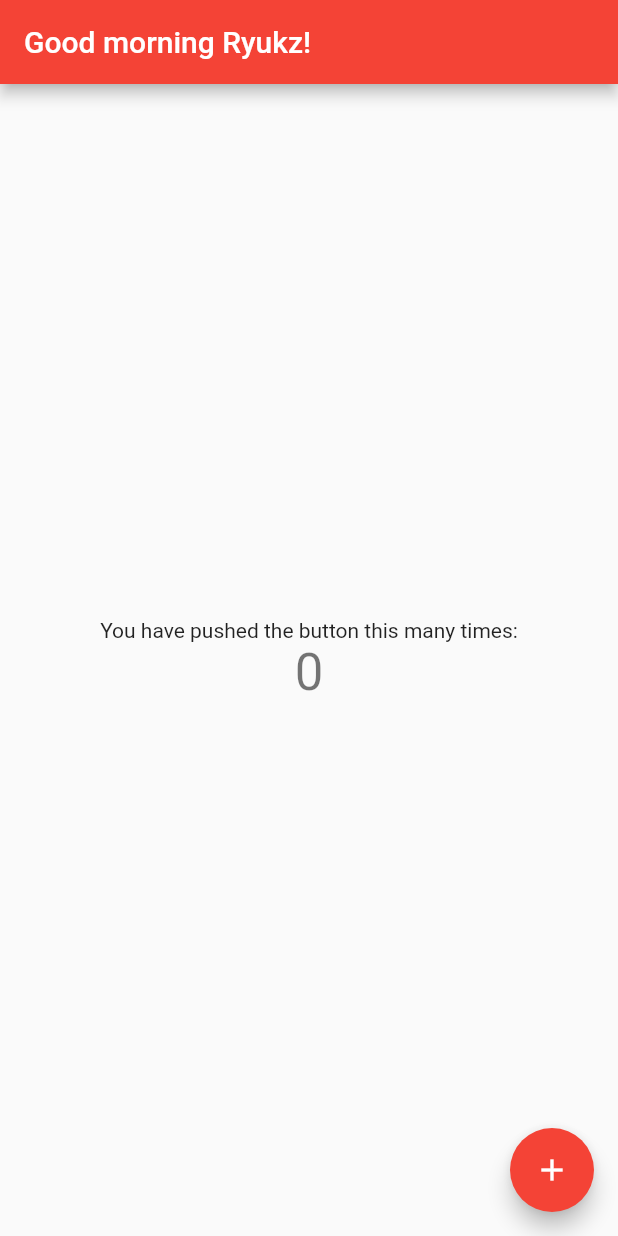
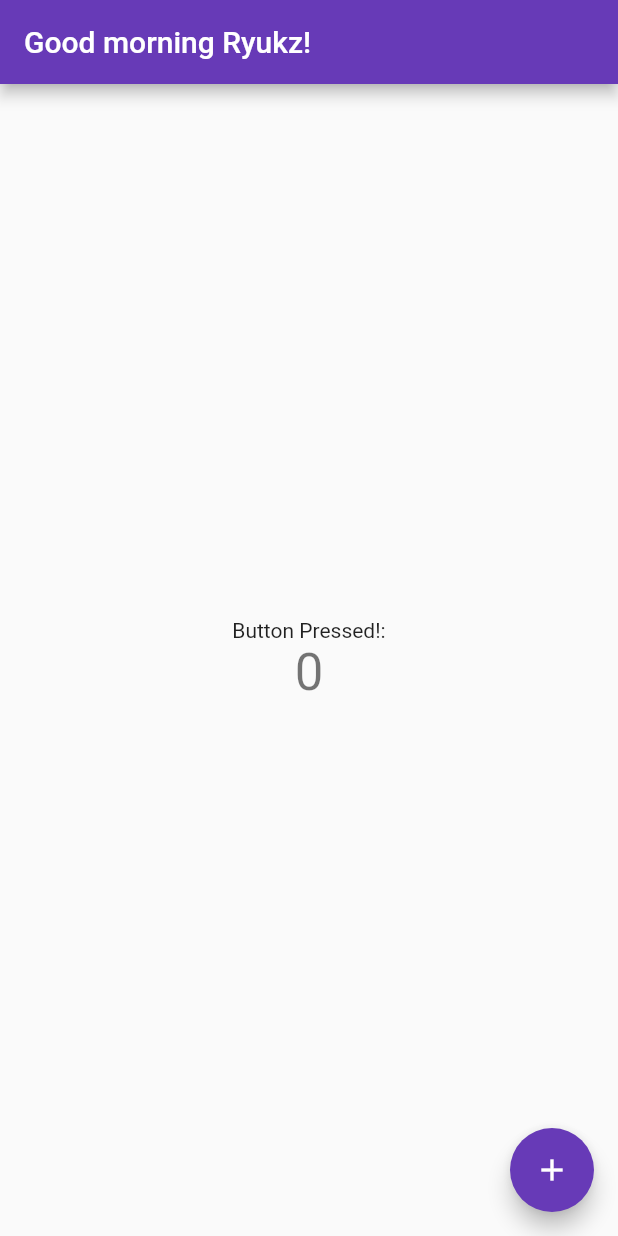
Before and after one commit to Ryukz/Learning, a Flutter app: the screen it shows after launch, on a phone screen of 412 x 824 dp. Run offline on Flutter 3.47's test engine with Material 2 defaults, Android fonts, the phone set to English and light mode, and no system bars.

Commit message:
minor changes

```diff
--- a/lib/main.dart
+++ b/lib/main.dart
@@ -11,7 +11,7 @@ class MyApp extends StatelessWidget {
     return MaterialApp(
       title: 'Flutter Demo',
       theme: ThemeData(
-        primarySwatch: Colors.red,
+        primarySwatch: Colors.deepPurple,
       ),
       home: const MyHomePage(title: 'Good morning Ryukz!'),
     );
@@ -46,7 +46,7 @@ class _MyHomePageState extends State<MyHomePage> {
           mainAxisAlignment: MainAxisAlignment.center,
           children: <Widget>[
             const Text(
-              'You have pushed the button this many times:',
+              'Button Pressed!:',
             ),
             Text(
               '$_counter',
```
